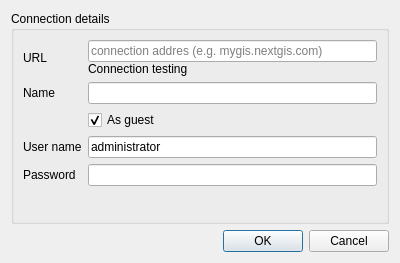
Before: the Qt Designer form qgis/ngw_connection_edit_dialog_base.ui in nextgis/ngw_external_api_python, drawn with Qt 5.
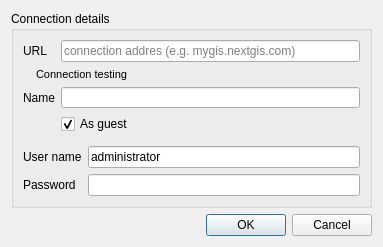
After: the same form once the commit is applied.

Commit message: Change incorrect URL message in connection settings dialog. Ping server while the user fills the URL field in connection settings dialog.

Patch:
```diff
--- a/qgis/ngw_connection_edit_dialog_base.ui
+++ b/qgis/ngw_connection_edit_dialog_base.ui
@@ -6,8 +6,8 @@
    <rect>
     <x>0</x>
     <y>0</y>
-    <width>400</width>
-    <height>263</height>
+    <width>383</width>
+    <height>236</height>
    </rect>
   </property>
   <property name="sizePolicy">
@@ -41,67 +41,21 @@
       <string>Connection details</string>
      </property>
      <layout class="QVBoxLayout" name="verticalLayout_2">
+      <property name="spacing">
+       <number>6</number>
+      </property>
       <item>
        <layout class="QGridLayout" name="gridLayout_3">
         <property name="topMargin">
          <number>0</number>
         </property>
-        <item row="5" column="2">
-         <widget class="QLineEdit" name="lePassword">
-          <property name="echoMode">
-           <enum>QLineEdit::Password</enum>
-          </property>
-         </widget>
-        </item>
-        <item row="4" column="0">
-         <widget class="QLabel" name="lbUser">
-          <property name="text">
-           <string>User name</string>
-          </property>
-         </widget>
-        </item>
-        <item row="5" column="0">
-         <widget class="QLabel" name="lbPassword">
-          <property name="text">
-           <string>Password</string>
-          </property>
-         </widget>
-        </item>
-        <item row="3" column="2">
-         <widget class="QCheckBox" name="cbAsGuest">
-          <property name="text">
-           <string>As guest</string>
-          </property>
-          <property name="checked">
-           <bool>true</bool>
-          </property>
-         </widget>
-        </item>
-        <item row="4" column="2">
-         <widget class="QLineEdit" name="leUser">
-          <property name="text">
-           <string>administrator</string>
-          </property>
-         </widget>
-        </item>
-        <item row="0" column="0">
-         <widget class="QLabel" name="lbUrl">
-          <property name="text">
-           <string>URL</string>
-          </property>
-         </widget>
-        </item>
-        <item row="2" column="0">
-         <widget class="QLabel" name="lbName">
-          <property name="text">
-           <string>Name</string>
-          </property>
-         </widget>
-        </item>
-        <item row="2" column="2">
+        <property name="verticalSpacing">
+         <number>6</number>
+        </property>
+        <item row="3" column="1">
          <widget class="QLineEdit" name="leName"/>
         </item>
-        <item row="0" column="2">
+        <item row="0" column="1">
          <layout class="QVBoxLayout" name="verticalLayout_3">
           <property name="spacing">
            <number>0</number>
@@ -116,15 +70,99 @@
             </property>
            </widget>
           </item>
-          <item>
-           <widget class="QLabel" name="lbConnectionTesting">
-            <property name="text">
-             <string>Connection testing</string>
-            </property>
-           </widget>
-          </item>
          </layout>
         </item>
+        <item row="0" column="0">
+         <widget class="QLabel" name="lbUrl">
+          <property name="text">
+           <string>URL</string>
+          </property>
+         </widget>
+        </item>
+        <item row="3" column="0">
+         <widget class="QLabel" name="lbName">
+          <property name="text">
+           <string>Name</string>
+          </property>
+         </widget>
+        </item>
+        <item row="2" column="0" colspan="2">
+         <widget class="QLabel" name="lbConnectionTesting">
+          <property name="minimumSize">
+           <size>
+            <width>0</width>
+            <height>12</height>
+           </size>
+          </property>
+          <property name="font">
+           <font>
+            <family>MS Shell Dlg 2</family>
+            <pointsize>8</pointsize>
+            <italic>false</italic>
+           </font>
+          </property>
+          <property name="styleSheet">
+           <string notr="true">margin-left: 10</string>
+          </property>
+          <property name="text">
+           <string>Connection testing</string>
+          </property>
+          <property name="wordWrap">
+           <bool>true</bool>
+          </property>
+          <property name="margin">
+           <number>0</number>
+          </property>
+         </widget>
+        </item>
+        <item row="5" column="1">
+         <widget class="QCheckBox" name="cbAsGuest">
+          <property name="text">
+           <string>As guest</string>
+          </property>
+          <property name="checked">
+           <bool>true</bool>
+          </property>
+         </widget>
+        </item>
+       </layout>
+      </item>
+      <item>
+       <layout class="QGridLayout" name="gridLayout">
+        <property name="topMargin">
+         <number>6</number>
+        </property>
+        <property name="bottomMargin">
+         <number>0</number>
+        </property>
+        <item row="2" column="0">
+         <widget class="QLabel" name="lbPassword">
+          <property name="text">
+           <string>Password</string>
+          </property>
+         </widget>
+        </item>
+        <item row="2" column="1">
+         <widget class="QLineEdit" name="lePassword">
+          <property name="echoMode">
+           <enum>QLineEdit::Password</enum>
+          </property>
+         </widget>
+        </item>
+        <item row="1" column="1">
+         <widget class="QLineEdit" name="leUser">
+          <property name="text">
+           <string>administrator</string>
+          </property>
+         </widget>
+        </item>
+        <item row="1" column="0">
+         <widget class="QLabel" name="lbUser">
+          <property name="text">
+           <string>User name</string>
+          </property>
+         </widget>
+        </item>
        </layout>
       </item>
       <item>
```
Left out of the diff: 3 changed lines with no effect on the pictures. The commit also changes 1 other file.
